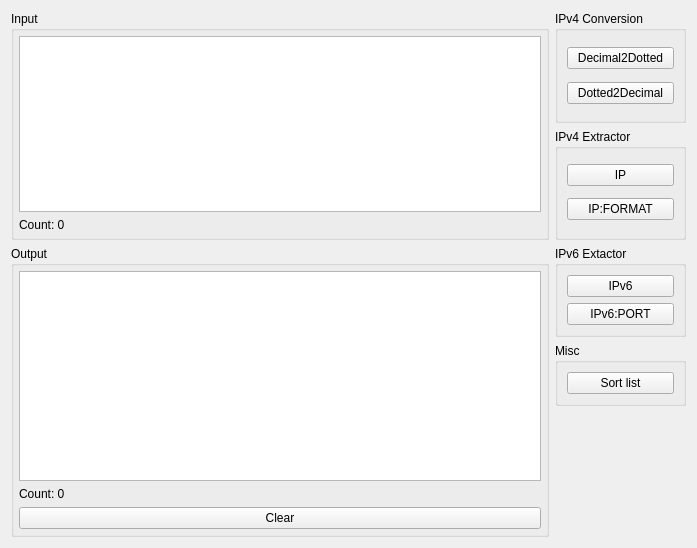
caffedrine/CryptoPocketKnife, file ui/Utils/UiIpUtils.ui: the form before one commit.
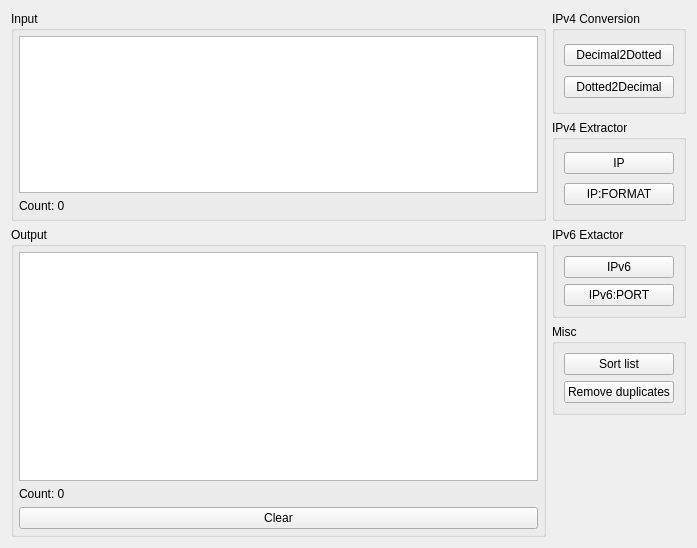
The form after the commit.

Commit message: Optimize ip addresses tool

```diff
--- a/ui/Utils/UiIpUtils.ui
+++ b/ui/Utils/UiIpUtils.ui
@@ -176,6 +176,13 @@
         </property>
        </widget>
       </item>
+      <item row="1" column="0">
+       <widget class="QPushButton" name="pushButton_RemoveDuplicates">
+        <property name="text">
+         <string>Remove duplicates</string>
+        </property>
+       </widget>
+      </item>
      </layout>
     </widget>
    </item>
```
The commit also changes 1 other file.
